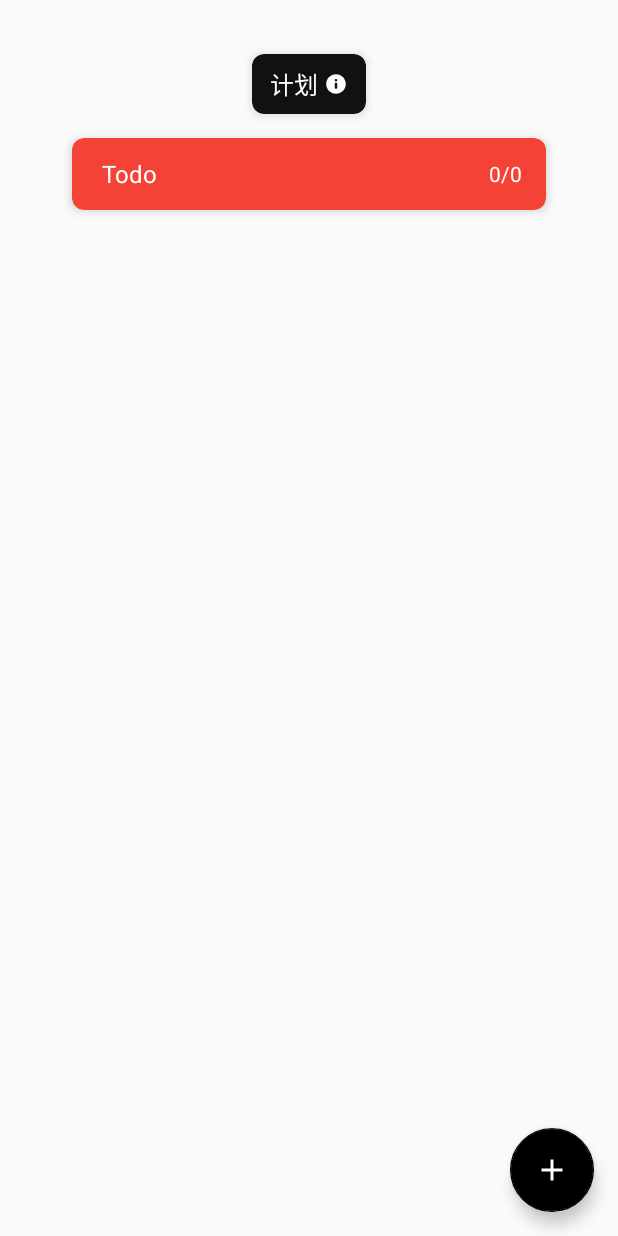
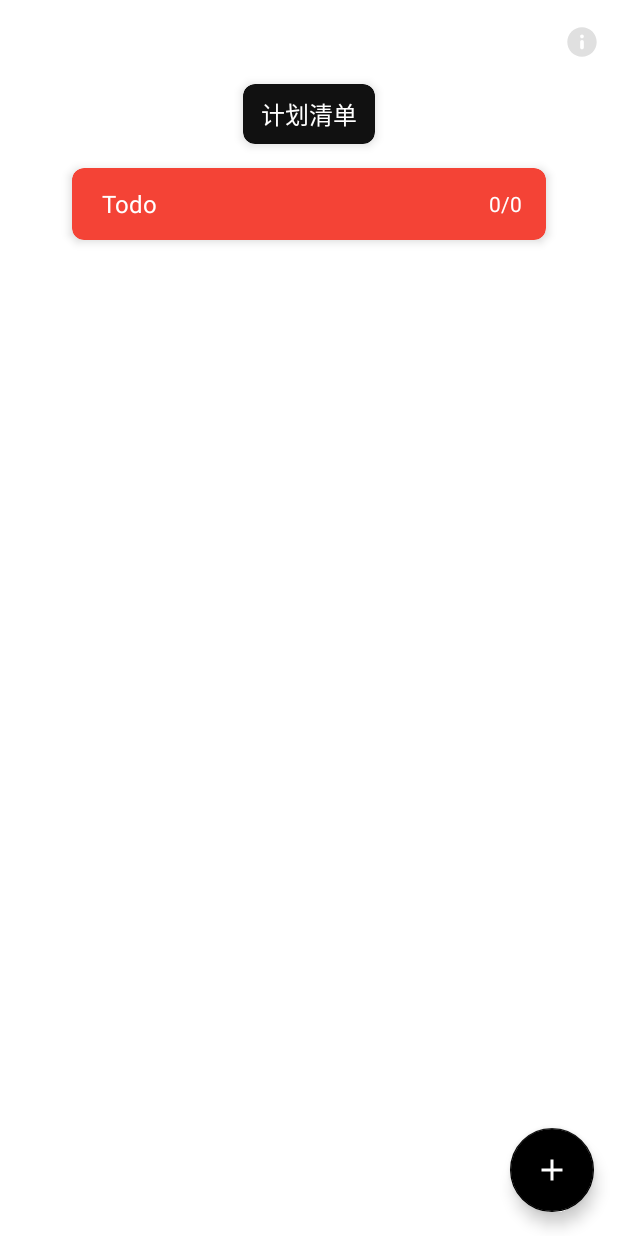
Before and after one commit to csming1995/hundredpercent, an Android app: the screen it shows after launch (MainActivity), on a phone screen of 412 x 824 dp. Run offline under Robolectric (Android 15) with nearby library versions, the phone set to English and light mode, and no system bars; our stand-ins replace Dagger/Hilt's generated code, Room's generated code, Timber; 1 statement that could not run was skipped.

Commit message:
优化信息页面入口

```diff
--- a/app/src/main/java/com/csming/percent/main/MainActivity.java
+++ b/app/src/main/java/com/csming/percent/main/MainActivity.java
@@ -1,6 +1,8 @@
 package com.csming.percent.main;
 
 import android.os.Bundle;
+import android.view.Menu;
+import android.view.MenuItem;
 
 import com.csming.percent.R;
 import com.csming.percent.common.ApplicationConfig;
@@ -15,7 +17,8 @@ import com.google.android.material.floatingactionbutton.FloatingActionButton;
 
 import javax.inject.Inject;
 
-import androidx.cardview.widget.CardView;
+import androidx.appcompat.app.ActionBar;
+import androidx.appcompat.widget.Toolbar;
 import androidx.lifecycle.ViewModelProvider;
 import androidx.lifecycle.ViewModelProviders;
 import androidx.recyclerview.widget.LinearLayoutManager;
@@ -24,13 +27,14 @@ import dagger.android.support.DaggerAppCompatActivity;
 
 public class MainActivity extends DaggerAppCompatActivity {
 
-    private CardView mCvTitle;
     private StatusLayout mStatusLayout;
     private RecyclerView mRvPlans;
     private LinearLayoutManager mLinearLayoutManager;
     private PlanListAdapter mAdapterPlans;
 
     private FloatingActionButton mFabAddPlan;
+
+    private Toolbar toolbar;
 
     @Inject
     ViewModelProvider.Factory factory;
@@ -43,6 +47,7 @@ public class MainActivity extends DaggerAppCompatActivity {
         super.onCreate(savedInstanceState);
         setContentView(R.layout.activity_main);
 
+        initToolBar();
         initView();
     }
 
@@ -52,8 +57,39 @@ public class MainActivity extends DaggerAppCompatActivity {
         initData();
     }
 
+    @Override
+    public boolean onCreateOptionsMenu(Menu menu) {
+        getMenuInflater().inflate(R.menu.menu_main, menu);
+        return true;
+    }
+
+    @Override
+    public boolean onOptionsItemSelected(MenuItem item) {
+        int id = item.getItemId();
+        if (id == R.id.action_info) {
+            startActivity(SettingActivity.getIntent(this));
+            overridePendingTransition(R.anim.activity_alpha_enter, R.anim.activity_alpha_exit);
+        }
+        return super.onOptionsItemSelected(item);
+    }
+
+    /**
+     * 初始化ToolBar
+     */
+    private void initToolBar() {
+        toolbar = findViewById(R.id.toolbar);
+        setSupportActionBar(toolbar);
+        ActionBar actionBar = getSupportActionBar();
+
+        if (actionBar != null) {
+            actionBar.setDisplayHomeAsUpEnabled(false);
+            actionBar.setDisplayShowHomeEnabled(false);
+            actionBar.setTitle(null);
+        }
+
+    }
+
     private void initView() {
-        mCvTitle = findViewById(R.id.cv_title);
         mStatusLayout = findViewById(R.id.status_layout);
         mRvPlans = findViewById(R.id.rv_plans);
         mFabAddPlan = findViewById(R.id.fab_add_plan);
--- a/app/src/main/res/drawable/ic_info.xml
+++ b/app/src/main/res/drawable/ic_info.xml
@@ -1,4 +1,6 @@
 <vector android:height="24dp" android:viewportHeight="1024"
     android:viewportWidth="1024" android:width="24dp" xmlns:android="http://schemas.android.com/apk/res/android">
-    <path android:fillColor="#ffffff" android:pathData="M512,929c230.52,0 418.08,-187.55 418.08,-418.08 0,-230.53 -187.55,-418.08 -418.08,-418.08s-418.08,187.55 -418.08,418.08c0,230.52 187.55,418.08 418.08,418.08zM512,301.88c28.86,0 52.26,23.4 52.26,52.26 0,28.86 -23.4,52.26 -52.26,52.26s-52.26,-23.4 -52.26,-52.26c0,-28.86 23.4,-52.26 52.26,-52.26zM459.74,510.92c0,-28.86 23.4,-52.26 52.26,-52.26s52.26,23.4 52.26,52.26l0,156.77c0,28.86 -23.4,52.26 -52.26,52.26s-52.26,-23.4 -52.26,-52.26l0,-156.77z"/>
+    <path
+        android:fillColor="#E0E0E0"
+        android:pathData="M512,929c230.52,0 418.08,-187.55 418.08,-418.08 0,-230.53 -187.55,-418.08 -418.08,-418.08s-418.08,187.55 -418.08,418.08c0,230.52 187.55,418.08 418.08,418.08zM512,301.88c28.86,0 52.26,23.4 52.26,52.26 0,28.86 -23.4,52.26 -52.26,52.26s-52.26,-23.4 -52.26,-52.26c0,-28.86 23.4,-52.26 52.26,-52.26zM459.74,510.92c0,-28.86 23.4,-52.26 52.26,-52.26s52.26,23.4 52.26,52.26l0,156.77c0,28.86 -23.4,52.26 -52.26,52.26s-52.26,-23.4 -52.26,-52.26l0,-156.77z" />
 </vector>
--- a/app/src/main/res/layout/activity_main.xml
+++ b/app/src/main/res/layout/activity_main.xml
@@ -4,6 +4,7 @@
     xmlns:tools="http://schemas.android.com/tools"
     android:layout_width="match_parent"
     android:layout_height="match_parent"
+    android:background="@color/color_ffffff"
     android:orientation="vertical"
     tools:context=".main.MainActivity">
 
@@ -16,9 +17,27 @@
             android:id="@+id/rv_plans"
             android:layout_width="match_parent"
             android:layout_height="match_parent"
-            android:overScrollMode="never"/>
+            android:overScrollMode="never" />
 
     </com.csming.percent.common.widget.statuslayout.StatusLayout>
+
+    <!--App Bar-->
+    <com.google.android.material.appbar.AppBarLayout
+        android:id="@+id/app_bar_layout"
+        android:layout_width="match_parent"
+        android:layout_height="?attr/actionBarSize"
+        android:background="#00ffffff"
+        app:elevation="0dp">
+
+        <androidx.appcompat.widget.Toolbar
+            android:id="@+id/toolbar"
+            android:layout_width="match_parent"
+            android:layout_height="?attr/actionBarSize"
+            android:layout_gravity="top">
+
+        </androidx.appcompat.widget.Toolbar>
+
+    </com.google.android.material.appbar.AppBarLayout>
 
     <com.google.android.material.floatingactionbutton.FloatingActionButton
         android:id="@+id/fab_add_plan"
--- a/app/src/main/res/layout/item_list_plan_header.xml
+++ b/app/src/main/res/layout/item_list_plan_header.xml
@@ -9,7 +9,7 @@
         android:layout_width="wrap_content"
         android:layout_height="wrap_content"
         android:layout_gravity="top|center"
-        android:layout_marginTop="36dp"
+        android:layout_marginTop="?attr/actionBarSize"
         android:layout_marginBottom="16dp"
         android:clickable="true"
         android:focusable="true"
@@ -28,18 +28,18 @@
                 android:layout_height="wrap_content"
                 android:layout_marginStart="12dp"
                 android:layout_marginTop="8dp"
-                android:layout_marginEnd="4dp"
+                android:layout_marginEnd="12dp"
                 android:layout_marginBottom="8dp"
                 android:text="@string/title_plan"
                 android:textColor="@color/color_ffffff"
                 android:textSize="16dp" />
 
-            <androidx.appcompat.widget.AppCompatImageView
-                android:layout_width="16dp"
-                android:layout_height="16dp"
-                android:layout_gravity="center"
-                android:layout_marginEnd="12dp"
-                app:srcCompat="@drawable/ic_info" />
+            <!--<androidx.appcompat.widget.AppCompatImageView-->
+            <!--android:layout_width="16dp"-->
+            <!--android:layout_height="16dp"-->
+            <!--android:layout_gravity="center"-->
+            <!--android:layout_marginEnd="12dp"-->
+            <!--app:srcCompat="@drawable/ic_info" />-->
         </LinearLayout>
 
     </androidx.cardview.widget.CardView>
--- /dev/null
+++ b/app/src/main/res/menu/menu_main.xml
@@ -0,0 +1,14 @@
+<?xml version="1.0" encoding="utf-8"?>
+<menu xmlns:android="http://schemas.android.com/apk/res/android"
+    xmlns:app="http://schemas.android.com/apk/res-auto"
+    xmlns:tools="http://schemas.android.com/tools"
+    tools:showIn="navigation_view">
+
+    <item
+        android:id="@+id/action_info"
+        android:icon="@drawable/ic_info"
+        android:orderInCategory="100"
+        android:title="@string/title_setting"
+        app:showAsAction="always" />
+
+</menu>
--- a/app/src/main/res/values/strings.xml
+++ b/app/src/main/res/values/strings.xml
@@ -4,7 +4,7 @@
     <string name="first_plan_title">Todo</string>
     <string name="first_plan_description">First TodoList</string>
 
-    <string name="title_plan">计划</string>
+    <string name="title_plan">计划清单</string>
     <string name="plans_empty">计划为空, 规划一个新计划吧</string>
 
     <string name="title_add_plan">添加计划</string>
--- a/app/src/main/res/values/styles.xml
+++ b/app/src/main/res/values/styles.xml
@@ -14,4 +14,8 @@
         <item name="android:windowAnimationStyle">@android:style/Animation.Translucent</item>
     </style>
 
+    <style name="Widget.Design.AppBarLayout" parent="android:Widget">
+        <item name="elevation">0dp</item>
+    </style>
+
 </resources>
--- a/build.gradle
+++ b/build.gradle
@@ -26,8 +26,8 @@ allprojects {
 
 ext {
     // App version
-    versionName = '0.1.0' // X.Y.Z; X = Major, Y = minor, Z = Patch level
-    versionCode = 01000 // XYZZM; M = Module (tv, mobile)
+    versionName = '1.0.0' // X.Y.Z; X = Major, Y = minor, Z = Patch level
+    versionCode = 10000 // XYZZM; M = Module (tv, mobile)
 
     // SDK and tools
     compileSdkVersion = 28
```
